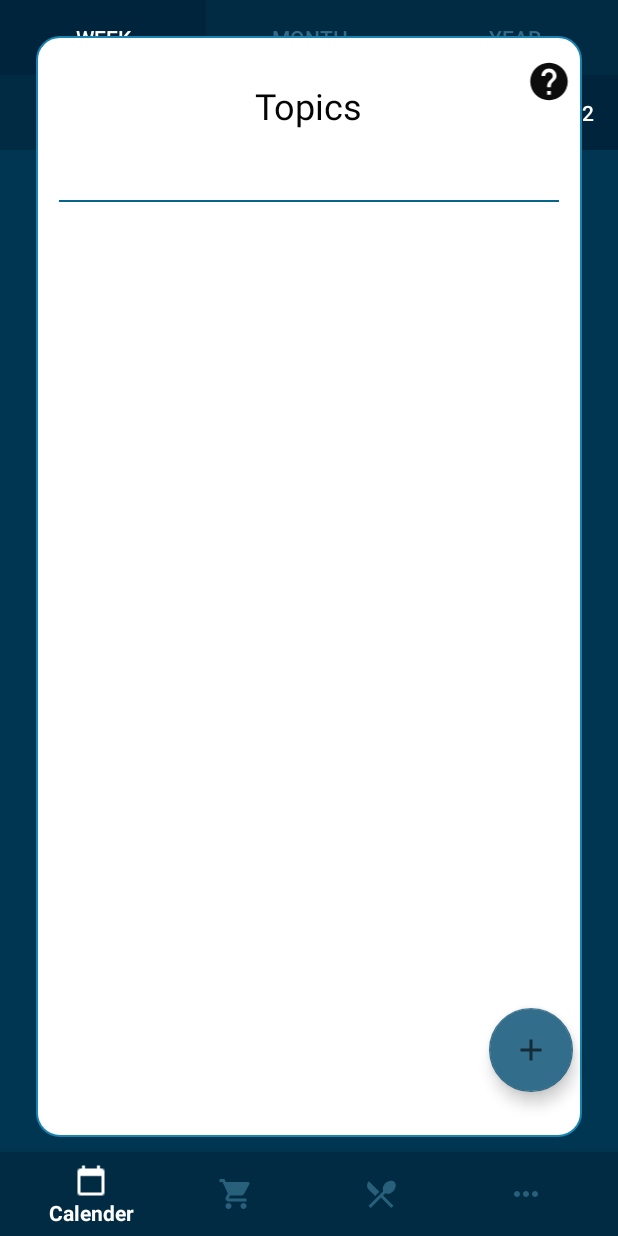
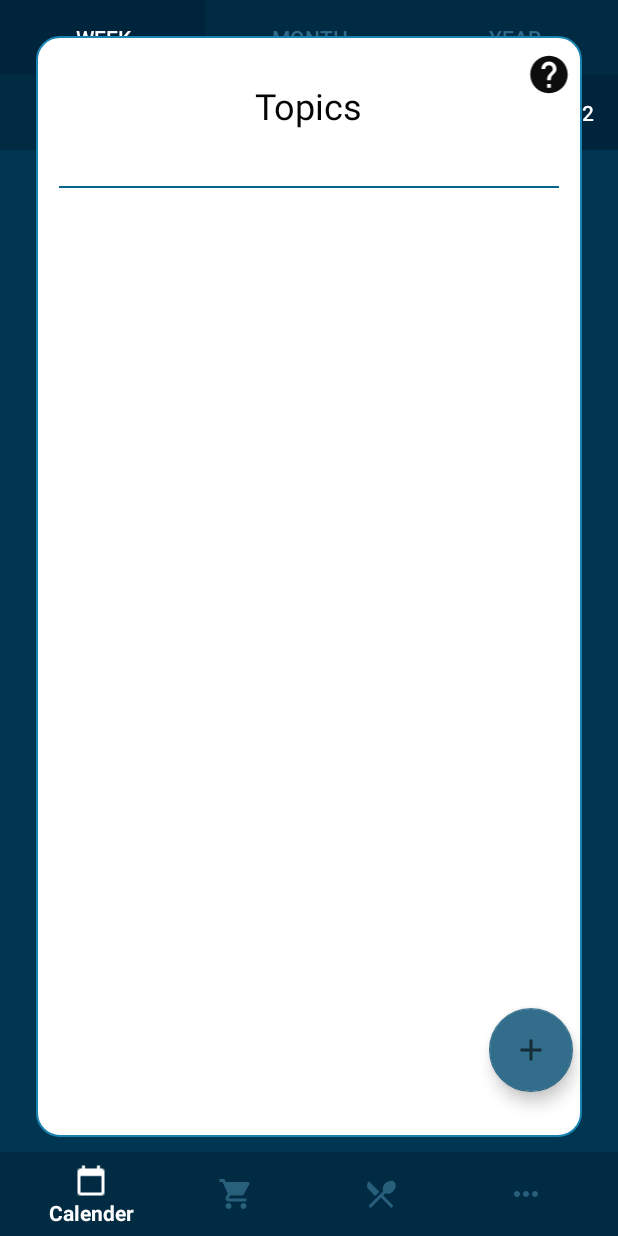
Before and after one commit to Joesofine/Dormcuments, an Android app: the fragment MeetingFragment placed in its activity, on a phone screen of 412 x 824 dp. Run offline under Robolectric (Android 15) with nearby library versions, the phone set to English and light mode, and no system bars; our stand-ins replace Firebase (no records; nobody signed in at launch, a user with empty details on screens opened directly), navigation-ui.

Commit message:
meeting layout fix

```diff
--- a/app/src/main/res/layout/fragment_meeting.xml
+++ b/app/src/main/res/layout/fragment_meeting.xml
@@ -53,15 +53,15 @@
             android:layout_height="1dp"
             android:layout_marginStart="15dp"
             android:layout_marginLeft="15dp"
+            android:layout_marginTop="100dp"
             android:layout_marginEnd="15dp"
             android:layout_marginRight="15dp"
-            android:layout_marginBottom="5dp"
             android:background="@color/BackgroundDark"
             android:visibility="visible"
-            app:layout_constraintBottom_toTopOf="@+id/scrollView3"
             app:layout_constraintEnd_toEndOf="parent"
             app:layout_constraintHorizontal_bias="1.0"
-            app:layout_constraintStart_toStartOf="parent" />
+            app:layout_constraintStart_toStartOf="parent"
+            app:layout_constraintTop_toTopOf="parent" />
 
         <ImageView
             android:id="@+id/question"
@@ -86,7 +86,7 @@
             app:layout_constraintEnd_toEndOf="parent"
             app:layout_constraintHorizontal_bias="0.0"
             app:layout_constraintStart_toStartOf="parent"
-            app:layout_constraintTop_toBottomOf="@+id/divider">
+            app:layout_constraintTop_toTopOf="parent">
 
             <LinearLayout
                 android:id="@+id/LinScroll"
```
